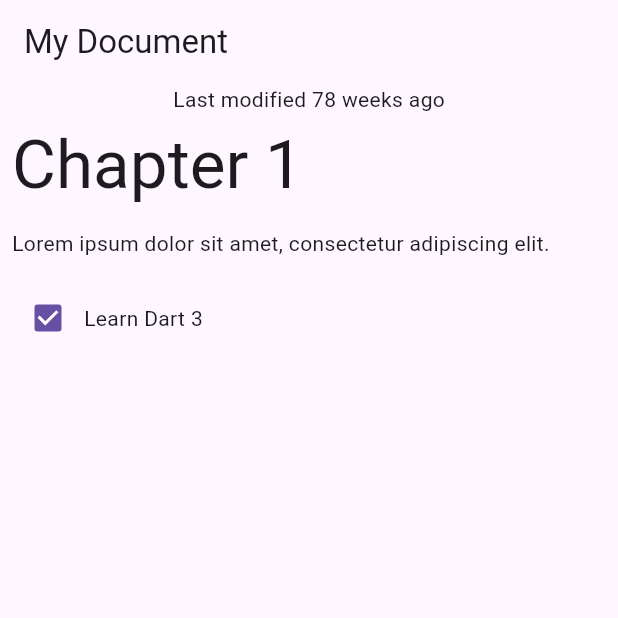
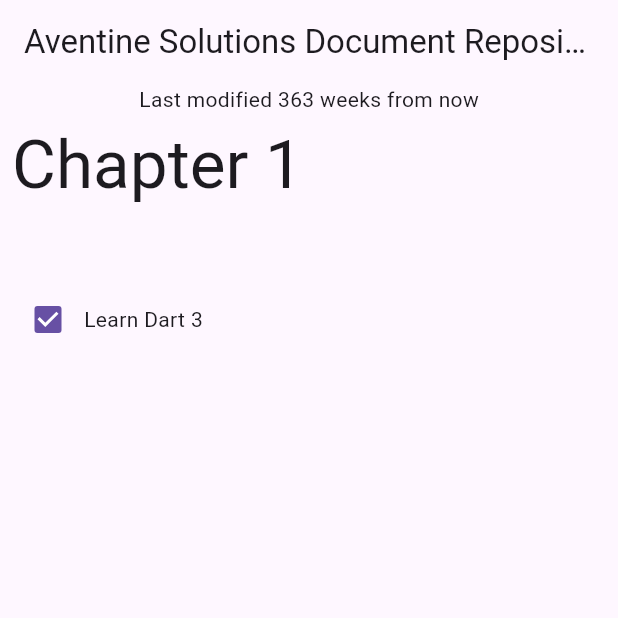
Before and after one commit to aventinesolutions/dart_patterns_codelab, a Flutter app: the screen it shows after launch, on a phone screen of 412 x 824 dp, the top half of it. Run offline on Flutter 3.47's test engine with Material 3 defaults, Android fonts, the phone set to English and light mode, and no system bars.

Commit message:
:bear: :construction: just try making some changes in the Document JSON data

```diff
--- a/lib/data.dart
+++ b/lib/data.dart
@@ -61,8 +61,8 @@ class CheckboxBlock extends Block {
 const documentJson = '''
 {
   "metadata": {
-    "title": "My Document",
-    "modified": "2023-05-10"
+    "title": "Aventine Solutions Document Repository",
+    "modified": "2031-10-31"
   },
   "blocks": [
     {
@@ -71,7 +71,7 @@ const documentJson = '''
     },
     {
       "type": "p",
-      "text": "Lorem ipsum dolor sit amet, consectetur adipiscing elit."
+      "text": ""
     },
     {
       "type": "checkbox",
```
